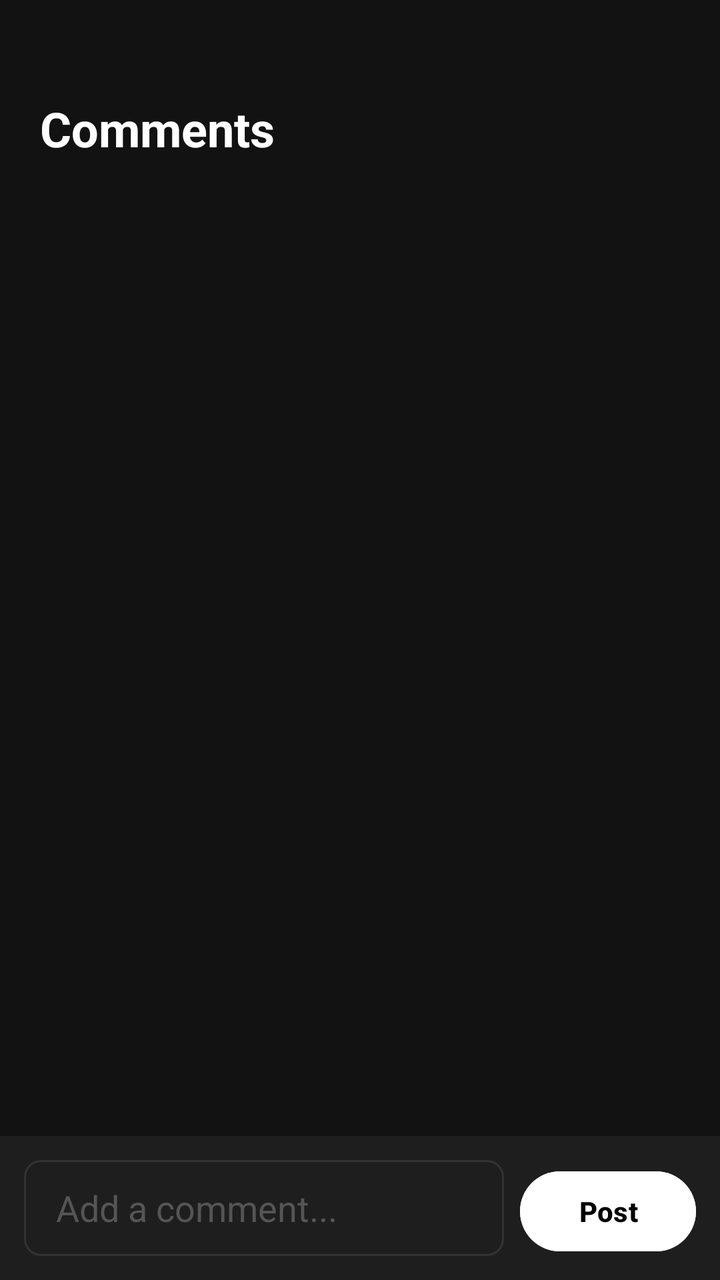
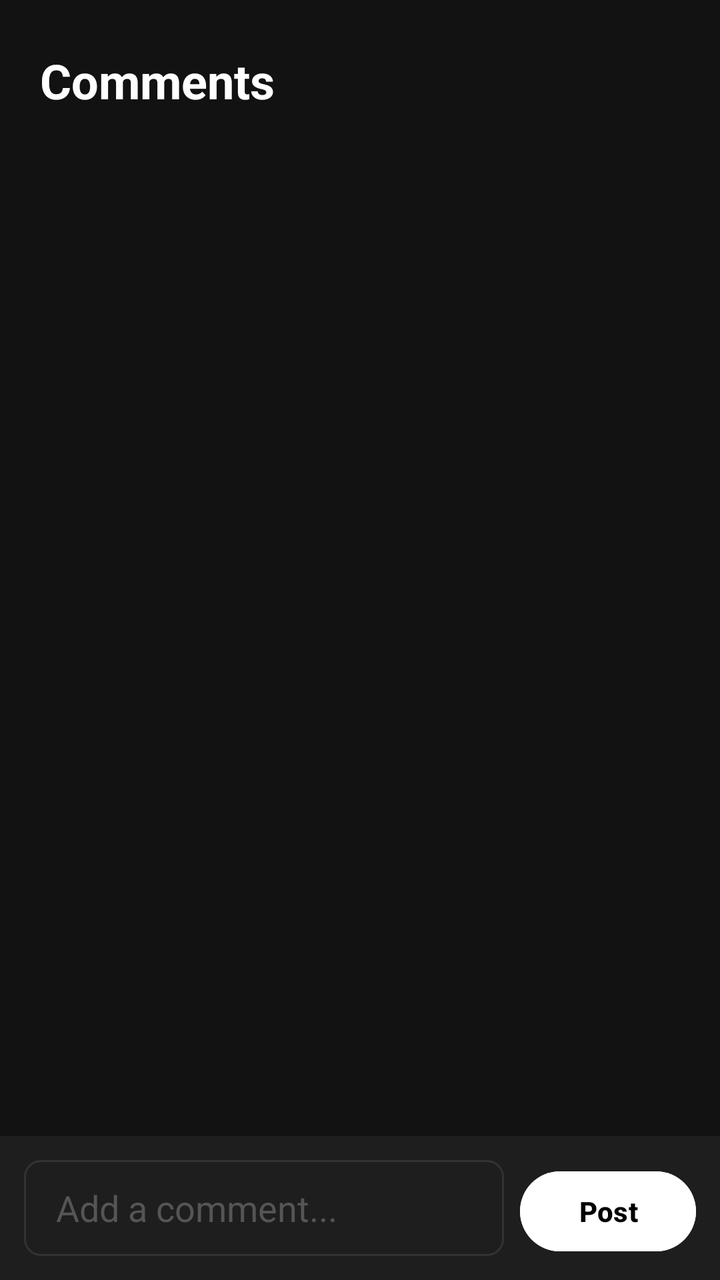

The first picture is an Android layout as it rendered before a commit; the second is the same layout after the commit. The layout source and the unified diff follow.
<!-- AndroidManifest.xml: application theme Theme.SnapQuest -->
<!-- res/layout/activity_comments.xml -->
<?xml version="1.0" encoding="utf-8"?>
<LinearLayout xmlns:android="http://schemas.android.com/apk/res/android"
    android:layout_width="match_parent"
    android:layout_height="match_parent"
    android:orientation="vertical"
    android:background="#121212">

    <TextView
        android:layout_width="match_parent"
        android:layout_height="wrap_content"
        android:text="Comments"
        android:textColor="#FFFFFF"
        android:textSize="24sp"
        android:textStyle="bold"
        android:paddingStart="20dp"
        android:paddingTop="48dp"
        android:paddingBottom="16dp"/>

    <androidx.recyclerview.widget.RecyclerView
        android:id="@+id/rvComments"
        android:layout_width="match_parent"
        android:layout_height="0dp"
        android:layout_weight="1"
        android:padding="8dp"/>

    <LinearLayout
        android:layout_width="match_parent"
        android:layout_height="wrap_content"
        android:orientation="horizontal"
        android:padding="12dp"
        android:background="#1E1E1E">

        <EditText
            android:id="@+id/etComment"
            android:layout_width="0dp"
            android:layout_height="48dp"
            android:layout_weight="1"
            android:hint="Add a comment..."
            android:background="@drawable/input_background"
            android:paddingStart="16dp"
            android:paddingEnd="16dp"
            android:textColor="#FFFFFF"
            android:textColorHint="#555555"
            android:layout_marginEnd="8dp"/>

        <Button
            android:id="@+id/btnPostComment"
            android:layout_width="wrap_content"
            android:layout_height="48dp"
            android:text="Post"
            android:backgroundTint="#FFFFFF"
            android:textColor="#000000"
            android:textStyle="bold"/>

    </LinearLayout>

</LinearLayout>
<!-- resources referenced by this layout -->
<resources>
  <!-- drawable input_background (drawable) -->
  <?xml version="1.0" encoding="utf-8"?>
  <shape xmlns:android="http://schemas.android.com/apk/res/android"
      android:shape="rectangle">
      <solid android:color="#1E1E1E"/>
      <stroke android:width="1dp" android:color="#333333"/>
      <corners android:radius="8dp"/>
  </shape>
  <style name="Theme.SnapQuest" parent="Base.Theme.SnapQuest" />
  <style name="Base.Theme.SnapQuest" parent="Theme.Material3.DayNight.NoActionBar">
          
          
      </style>
</resources>

<!-- the commit's change to res/layout/activity_comments.xml (unified diff, before → after) -->
@@ -1,5 +1,6 @@
 <?xml version="1.0" encoding="utf-8"?>
 <LinearLayout xmlns:android="http://schemas.android.com/apk/res/android"
+    android:fitsSystemWindows="true"
     android:layout_width="match_parent"
     android:layout_height="match_parent"
     android:orientation="vertical"
@@ -13,7 +14,7 @@
         android:textSize="24sp"
         android:textStyle="bold"
         android:paddingStart="20dp"
-        android:paddingTop="48dp"
+        android:paddingTop="24dp"
         android:paddingBottom="16dp"/>
 
     <androidx.recyclerview.widget.RecyclerView
